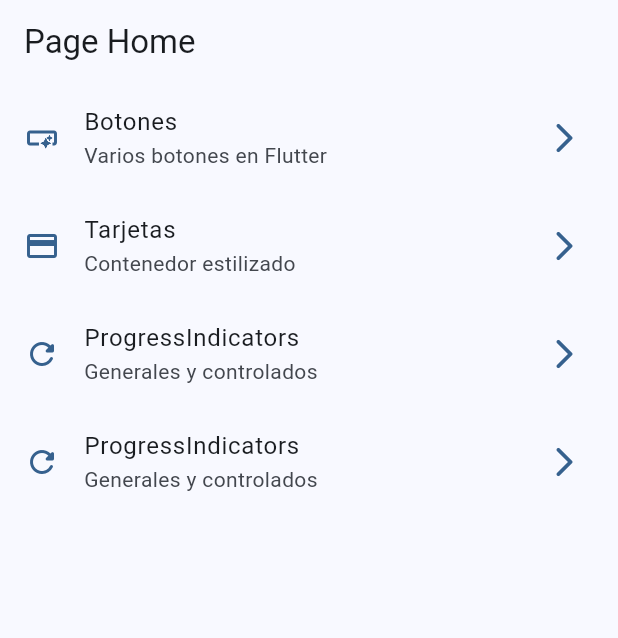
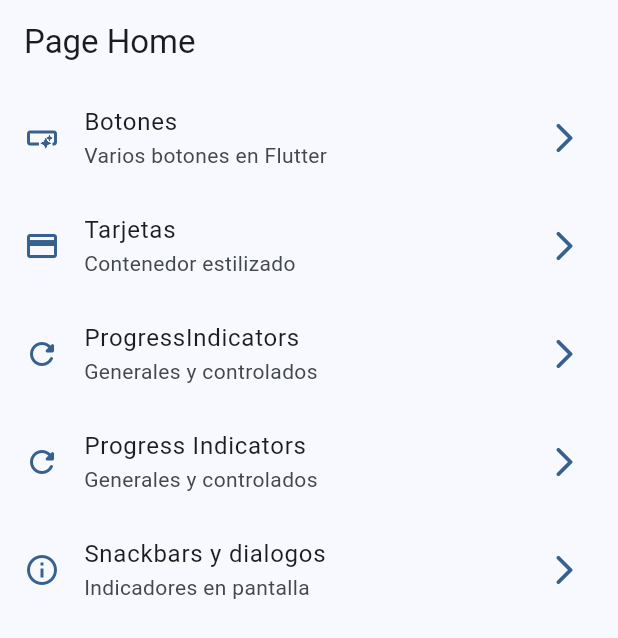
Before and after one commit to esCarlosOrjuela/widgets_app, a Flutter app: the screen it shows after launch, on a phone screen of 412 x 824 dp. Shown: the top 638 px of the screen. Run offline on Flutter 3.47's test engine with Material 2 defaults, Android fonts, the phone set to English and light mode, and no system bars; our stand-ins replace go_router.

Commit message:
ajustes pendientes

```diff
--- a/lib/config/Navigator/app_router.dart
+++ b/lib/config/Navigator/app_router.dart
@@ -24,6 +24,11 @@ final appRouter = GoRouter(
       name: RoutesScreenApp.progress.toString(),
       builder: (context, state) => const ProgressScreen(),
     ),
+    GoRoute(
+      path: '/snackbar',
+      name: RoutesScreenApp.snackbar.toString(),
+      builder: (context, state) => const SnackbarScreen(),
+    ),
   ]
 );
 
--- a/lib/domain/entities/menu_items.dart
+++ b/lib/domain/entities/menu_items.dart
@@ -37,9 +37,16 @@ class MenuItem{
     ),
 
     MenuItem(
-      title: 'ProgressIndicators',
+      title: 'Progress Indicators',
       subTitle: 'Generales y controlados',
       link: '/progress',
       icon: Icons.refresh_rounded,
     ),
+
+    MenuItem(
+      title: 'Snackbars y dialogos',
+      subTitle: 'Indicadores en pantalla',
+      link: '/snackbar',
+      icon: Icons.info_outline,
+    ),
   ];
--- a/lib/main.dart
+++ b/lib/main.dart
@@ -13,7 +13,8 @@ class MainApp extends StatelessWidget {
   Widget build(BuildContext context) {
     return MaterialApp.router(
       //home: const HomeScreen(),
-      routerConfig: appRouter,
+      title: 'Flutter Widgets',
+      routerConfig: appRouter, // integramos goRouter => config/navigator/app_router
       debugShowCheckedModeBanner: false,
       theme: AppTheme(selectedColor: 3).getThemeApp(),
     );
```
